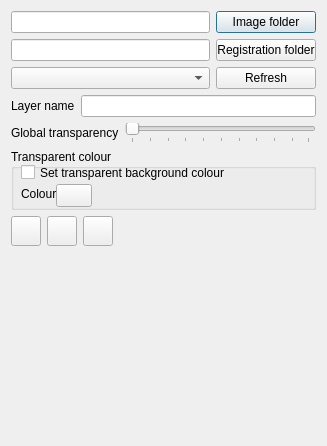
The window that TomBio/ui_mapmashup.ui (FieldStudiesCouncil/QGIS-Biological-Recording-Tools) describes before a commit, drawn with Qt 5.
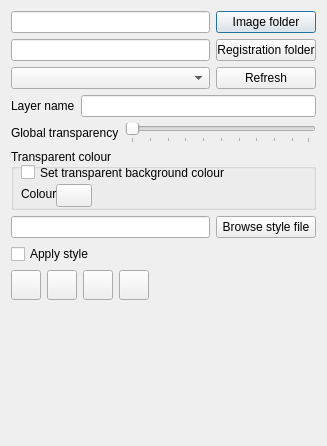
The same window after the commit. Icons and pictures are not drawn.

```diff
--- a/TomBio/ui_mapmashup.ui
+++ b/TomBio/ui_mapmashup.ui
@@ -249,6 +249,37 @@
      </widget>
     </widget>
    </item>
+   <item>
+    <layout class="QHBoxLayout" name="horizontalLayout_6">
+     <item>
+      <widget class="QLineEdit" name="leStyleFile">
+       <property name="toolTip">
+        <string>Path of style file to apply to created maps</string>
+       </property>
+      </widget>
+     </item>
+     <item>
+      <widget class="QPushButton" name="pbBrowseStyleFile">
+       <property name="minimumSize">
+        <size>
+         <width>100</width>
+         <height>0</height>
+        </size>
+       </property>
+       <property name="text">
+        <string>Browse style file</string>
+       </property>
+      </widget>
+     </item>
+    </layout>
+   </item>
+   <item>
+    <widget class="QCheckBox" name="cbApplyStyle">
+     <property name="text">
+      <string>Apply style</string>
+     </property>
+    </widget>
+   </item>
    <item>
     <layout class="QHBoxLayout" name="horizontalLayout_4">
      <item>
@@ -289,6 +320,44 @@
        </property>
       </widget>
      </item>
+     <item>
+      <widget class="QPushButton" name="butLoadImageFile">
+       <property name="sizePolicy">
+        <sizepolicy hsizetype="Fixed" vsizetype="Fixed">
+         <horstretch>0</horstretch>
+         <verstretch>0</verstretch>
+        </sizepolicy>
+       </property>
+       <property name="minimumSize">
+        <size>
+         <width>30</width>
+         <height>30</height>
+        </size>
+       </property>
+       <property name="maximumSize">
+        <size>
+         <width>30</width>
+         <height>30</height>
+        </size>
+       </property>
+       <property name="toolTip">
+        <string>&lt;html&gt;&lt;head/&gt;&lt;body&gt;&lt;p&gt;Paste most recent  image from image folder to map with specified registration&lt;/p&gt;&lt;/body&gt;&lt;/html&gt;</string>
+       </property>
+       <property name="text">
+        <string/>
+       </property>
+       <property name="icon">
+        <iconset>
+         <normaloff>images/mashup2.png</normaloff>images/mashup2.png</iconset>
+       </property>
+       <property name="iconSize">
+        <size>
+         <width>26</width>
+         <height>26</height>
+        </size>
+       </property>
+      </widget>
+     </item>
      <item>
       <widget class="QPushButton" name="butClearLast">
        <property name="sizePolicy">
```
Left out of the diff: 3 changed lines with no effect on the pictures.
